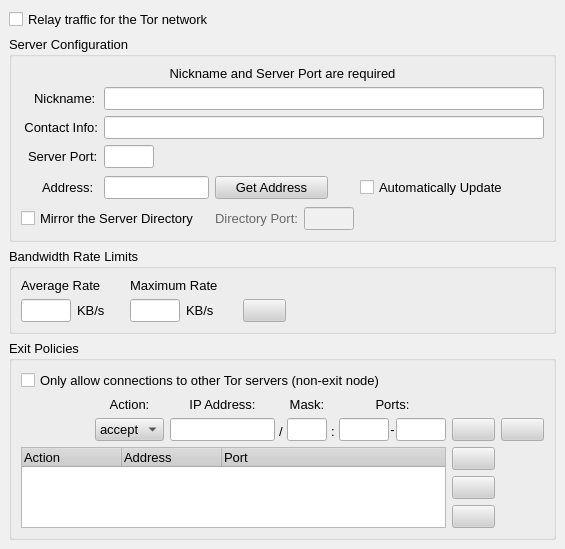
Above: src/gui/config/serverpage.ui from a-ilin/vidalia before the change. Below: the same form after it.
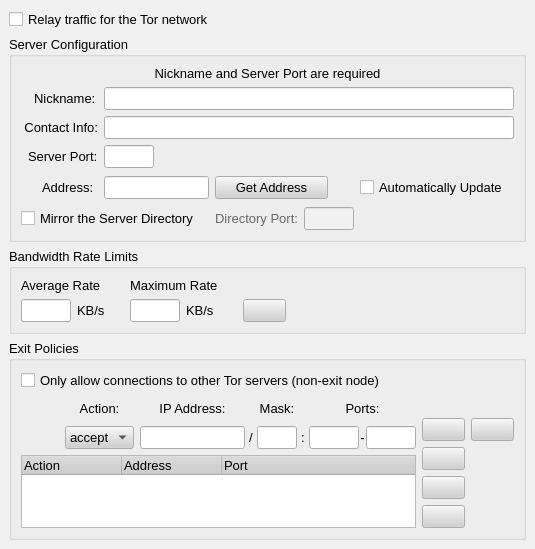
That is the form after the change. Icons and pictures are not drawn.

Commit message:
Only show the exit policy configuration controls if the Middle Man box is unchecked.
svn:r1136

```diff
--- a/src/gui/config/serverpage.ui
+++ b/src/gui/config/serverpage.ui
@@ -8,8 +8,8 @@
    <rect>
     <x>0</x>
     <y>0</y>
-    <width>335</width>
-    <height>271</height>
+    <width>392</width>
+    <height>285</height>
    </rect>
   </property>
   <property name="palette" >
@@ -925,20 +925,92 @@
          <property name="spacing" >
           <number>6</number>
          </property>
-         <item row="0" column="0" colspan="4" >
-          <widget class="QCheckBox" name="chkMiddleMan" >
+         <item row="1" column="0" >
+          <widget class="QFrame" name="frmExitPolicy" >
+           <property name="contextMenuPolicy" >
+            <enum>Qt::NoContextMenu</enum>
+           </property>
+           <property name="frameShape" >
+            <enum>QFrame::NoFrame</enum>
+           </property>
+           <property name="frameShadow" >
+            <enum>QFrame::Plain</enum>
+           </property>
+           <layout class="QGridLayout" >
+            <property name="margin" >
+             <number>0</number>
+            </property>
+            <property name="spacing" >
+             <number>6</number>
+            </property>
+            <item row="0" column="0" >
+             <spacer>
+              <property name="orientation" >
+               <enum>Qt::Horizontal</enum>
+              </property>
+              <property name="sizeHint" >
+               <size>
+                <width>21</width>
+                <height>52</height>
+               </size>
+              </property>
+             </spacer>
+            </item>
+            <item row="0" column="1" >
+             <layout class="QVBoxLayout" >
+              <property name="margin" >
+               <number>0</number>
+              </property>
+              <property name="spacing" >
+               <number>6</number>
+              </property>
+              <item>
+               <widget class="QLabel" name="label_6" >
+                <property name="contextMenuPolicy" >
+                 <enum>Qt::NoContextMenu</enum>
+                </property>
+                <property name="text" >
+                 <string>Action:</string>
+                </property>
+                <property name="alignment" >
+                 <set>Qt::AlignCenter</set>
+                </property>
+               </widget>
+              </item>
+              <item>
+               <widget class="QComboBox" name="cmboExitAction" >
+                <property name="sizePolicy" >
+                 <sizepolicy>
+                  <hsizetype>0</hsizetype>
+                  <vsizetype>0</vsizetype>
+                  <horstretch>0</horstretch>
+                  <verstretch>0</verstretch>
+                 </sizepolicy>
+                </property>
            <property name="contextMenuPolicy" >
             <enum>Qt::NoContextMenu</enum>
            </property>
            <property name="toolTip" >
-            <string>If selected, clients will not exit the Tor network through your server</string>
-           </property>
+                 <string>Action for new exit policy</string>
+                </property>
+                <property name="insertPolicy" >
+                 <enum>QComboBox::NoInsert</enum>
+                </property>
+                <item>
            <property name="text" >
-            <string>Only allow connections to other Tor servers (non-exit node)</string>
-           </property>
-          </widget>
-         </item>
-         <item row="1" column="2" >
+                  <string>accept</string>
+                 </property>
+                </item>
+                <item>
+                 <property name="text" >
+                  <string>reject</string>
+                 </property>
+                </item>
+               </widget>
+              </item>
+             </layout>
+            </item>
+            <item row="0" column="2" >
           <layout class="QHBoxLayout" >
            <property name="margin" >
             <number>0</number>
@@ -1265,74 +1337,7 @@
            </item>
           </layout>
          </item>
-         <item row="1" column="1" >
-          <layout class="QVBoxLayout" >
-           <property name="margin" >
-            <number>0</number>
-           </property>
-           <property name="spacing" >
-            <number>6</number>
-           </property>
-           <item>
-            <widget class="QLabel" name="label_6" >
-             <property name="contextMenuPolicy" >
-              <enum>Qt::NoContextMenu</enum>
-             </property>
-             <property name="text" >
-              <string>Action:</string>
-             </property>
-             <property name="alignment" >
-              <set>Qt::AlignCenter</set>
-             </property>
-            </widget>
-           </item>
-           <item>
-            <widget class="QComboBox" name="cmboExitAction" >
-             <property name="sizePolicy" >
-              <sizepolicy>
-               <hsizetype>0</hsizetype>
-               <vsizetype>0</vsizetype>
-               <horstretch>0</horstretch>
-               <verstretch>0</verstretch>
-              </sizepolicy>
-             </property>
-             <property name="contextMenuPolicy" >
-              <enum>Qt::NoContextMenu</enum>
-             </property>
-             <property name="toolTip" >
-              <string>Action for new exit policy</string>
-             </property>
-             <property name="insertPolicy" >
-              <enum>QComboBox::NoInsert</enum>
-             </property>
-             <item>
-              <property name="text" >
-               <string>accept</string>
-              </property>
-             </item>
-             <item>
-              <property name="text" >
-               <string>reject</string>
-              </property>
-             </item>
-            </widget>
-           </item>
-          </layout>
-         </item>
-         <item row="1" column="0" >
-          <spacer>
-           <property name="orientation" >
-            <enum>Qt::Horizontal</enum>
-           </property>
-           <property name="sizeHint" >
-            <size>
-             <width>40</width>
-             <height>20</height>
-            </size>
-           </property>
-          </spacer>
-         </item>
-         <item row="2" column="0" colspan="3" >
+            <item row="1" column="0" colspan="3" >
           <widget class="QTreeWidget" name="lstExitPolicies" >
            <property name="sizePolicy" >
             <sizepolicy>
@@ -1389,7 +1394,7 @@
            </column>
           </widget>
          </item>
-         <item rowspan="2" row="1" column="3" >
+            <item rowspan="2" row="0" column="3" >
           <layout class="QVBoxLayout" >
            <property name="margin" >
             <number>0</number>
@@ -1581,6 +1586,35 @@
         </layout>
        </widget>
       </item>
+         <item row="0" column="0" >
+          <widget class="QCheckBox" name="chkMiddleMan" >
+           <property name="contextMenuPolicy" >
+            <enum>Qt::NoContextMenu</enum>
+           </property>
+           <property name="toolTip" >
+            <string>If selected, clients will not exit the Tor network through your server</string>
+           </property>
+           <property name="text" >
+            <string>Only allow connections to other Tor servers (non-exit node)</string>
+           </property>
+          </widget>
+         </item>
+         <item row="2" column="0" >
+          <spacer>
+           <property name="orientation" >
+            <enum>Qt::Vertical</enum>
+           </property>
+           <property name="sizeHint" >
+            <size>
+             <width>20</width>
+             <height>0</height>
+            </size>
+           </property>
+          </spacer>
+         </item>
+        </layout>
+       </widget>
+      </item>
      </layout>
     </widget>
    </item>
@@ -1591,7 +1625,7 @@
      </property>
      <property name="sizeHint" >
       <size>
-       <width>547</width>
+       <width>494</width>
        <height>16</height>
       </size>
      </property>
```
Left out of the diff: 16 changed lines with no effect on the pictures. Lines whose indentation alone changed are shown as unchanged. The commit also changes 1 other file.
